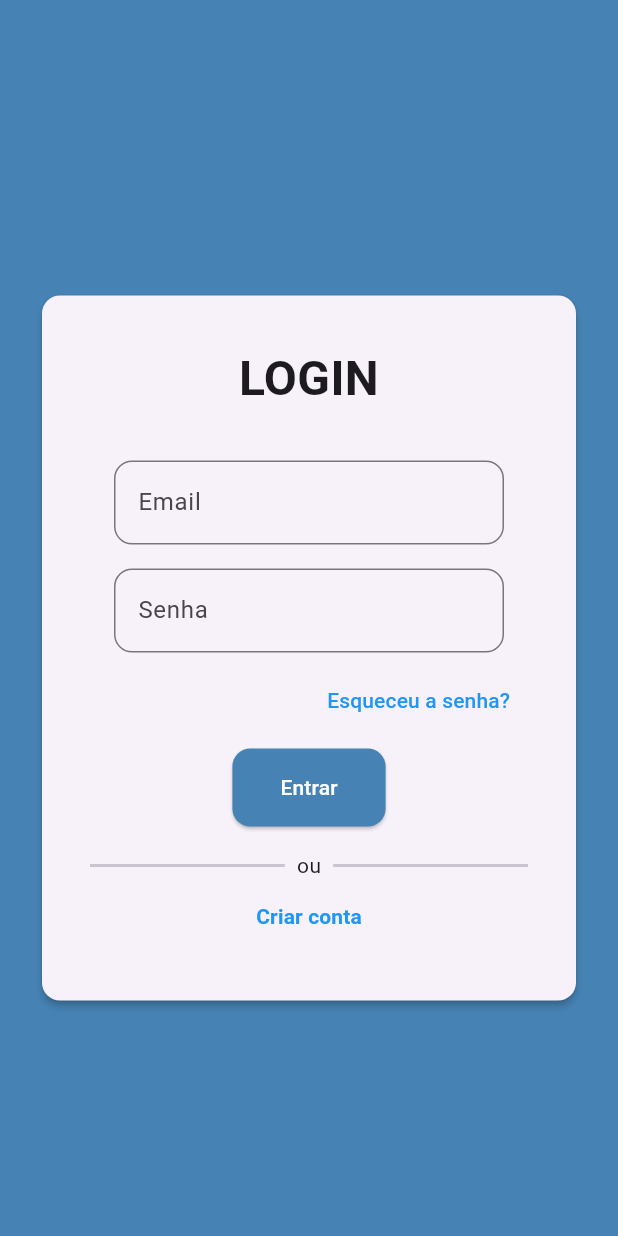
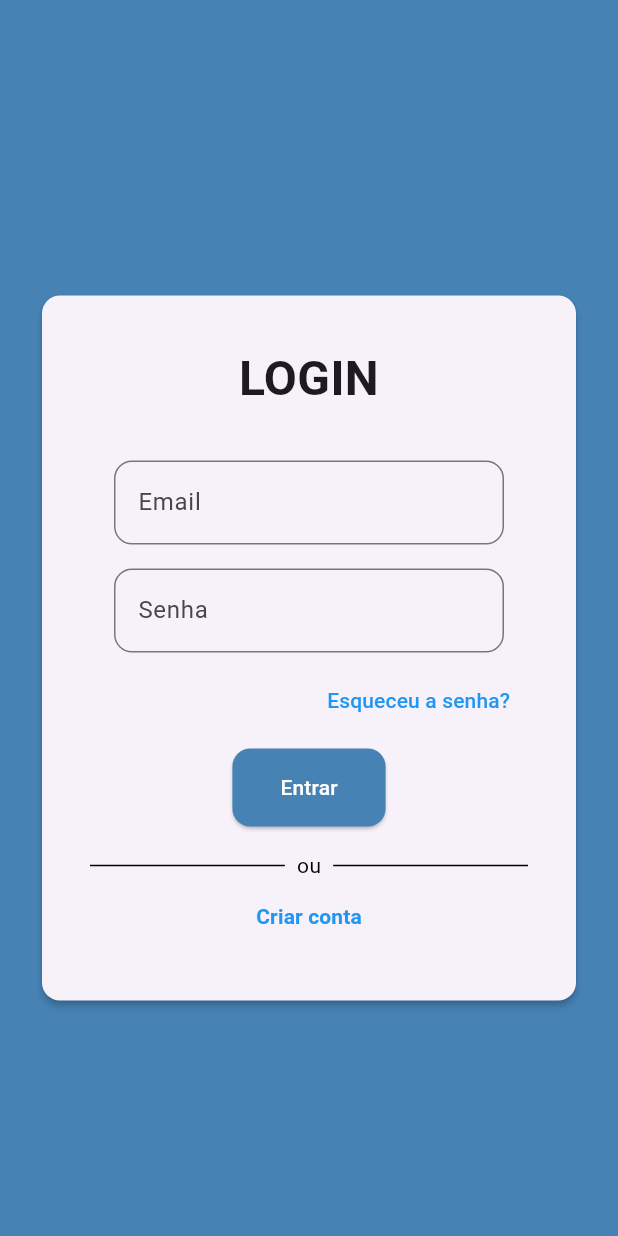
Before and after one commit to gusmariz/Projeto-Safe-Gate, a Flutter app: the screen it shows after launch, on a phone screen of 412 x 824 dp. Run offline on Flutter 3.47's test engine with Material 3 defaults, Android fonts, the phone set to English and light mode, and no system bars; our stand-ins replace google_fonts.

Commit message:
Correção no mesmo campo anterior

```diff
--- a/lib/tela_login.dart
+++ b/lib/tela_login.dart
@@ -165,14 +165,36 @@ class LoginScreen extends StatelessWidget {
                         const SizedBox(height: 16),
 
                         // Divisor com "ou"
-                        const Row(
+                        Row(
                           children: [
-                            Expanded(child: Divider(thickness: 2)),
+                            Expanded(
+                              child: Divider(
+                                color: Theme.of(context).brightness ==
+                                        Brightness.dark
+                                    ? Colors.white
+                                    : Colors.black,
+                              ),
+                            ),
                             Padding(
-                              padding: EdgeInsets.symmetric(horizontal: 8),
-                              child: Text('ou'),
+                              padding: const EdgeInsets.symmetric(horizontal: 8),
+                              child: Text(
+                                'ou',
+                                style: TextStyle(
+                                  color: Theme.of(context).brightness ==
+                                          Brightness.dark
+                                      ? Colors.white
+                                      : Colors.black,
+                                ),
+                              ),
                             ),
-                            Expanded(child: Divider(thickness: 2)),
+                            Expanded(
+                              child: Divider(
+                                color: Theme.of(context).brightness ==
+                                        Brightness.dark
+                                    ? Colors.white
+                                    : Colors.black,
+                              ),
+                            ),
                           ],
                         ),
 
```
